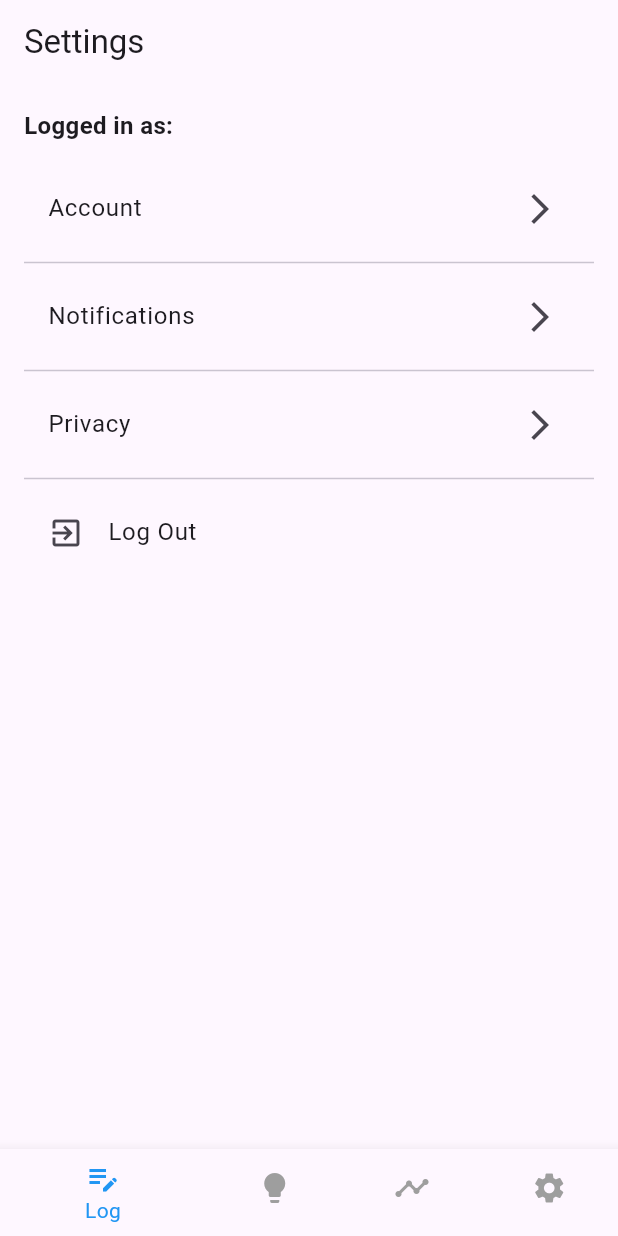
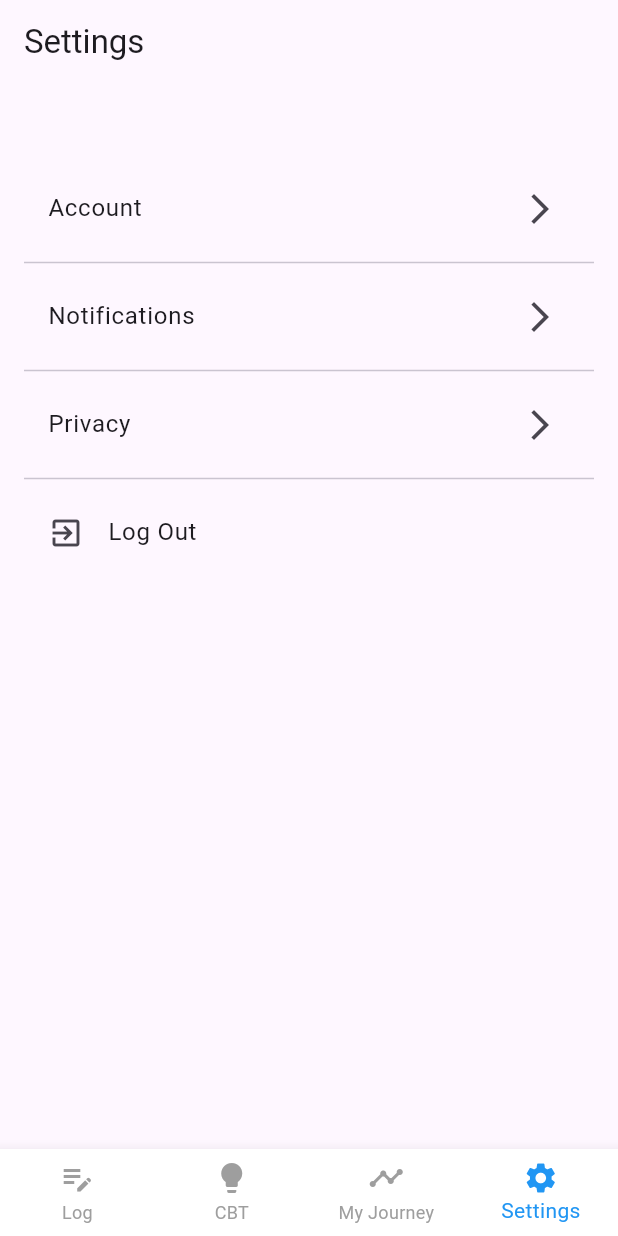
Before and after one commit to WillGasser/FlutterApp, a Flutter app: the screen it shows once a user with an empty profile is signed in, item 4 of the bottom bar chosen, on a phone screen of 412 x 824 dp. Run offline on Flutter 3.47's test engine with Material 3 defaults, Android fonts, the phone set to English and light mode, and no system bars; our stand-ins replace cloud_firestore, firebase_auth, firebase_core; accounts and stored records are empty.

```diff
--- a/health_app/lib/home_page.dart
+++ b/health_app/lib/home_page.dart
@@ -29,9 +29,11 @@ class _HomePageState extends State<HomePage> {
   // Display the page corresponding to the selected tab
   body: _pages[_currentIndex],
   bottomNavigationBar: BottomNavigationBar(
+    type: BottomNavigationBarType.fixed, // Ensures consistent coloring
     selectedItemColor: Colors.blue, // Color when tab is selected
     unselectedItemColor: Colors.grey, // Color when tab is not selected
-        backgroundColor: Colors.white,
+    backgroundColor: Colors.white, // Ensures the background remains white
+    currentIndex: _currentIndex, // Ensures proper highlighting
     items: const [
       BottomNavigationBarItem(
         icon: Icon(Icons.edit_note),
@@ -57,5 +59,6 @@ class _HomePageState extends State<HomePage> {
     },
   ),
 );
+
   }
 }
--- a/health_app/lib/main.dart
+++ b/health_app/lib/main.dart
@@ -1,7 +1,6 @@
 import 'package:firebase_core/firebase_core.dart';
 import 'package:flutter/material.dart';
 import 'package:firebase_auth/firebase_auth.dart';
-import 'package:health_app/services/auth.dart';
 import './firebase_options.dart';
 import './screens/login_screen.dart';
 import './home_page.dart'; // Updated import to our new home page
--- a/health_app/lib/screens/settings_screen.dart
+++ b/health_app/lib/screens/settings_screen.dart
@@ -41,7 +41,7 @@ class SettingsScreen extends StatelessWidget {
               Padding(
                 padding: const EdgeInsets.only(bottom: 16),
                 child: Text(
-                  "Logged in as: ${user!.email}",
+                  "${user.email}",
                   style: const TextStyle(fontSize: 16, fontWeight: FontWeight.bold),
                 ),
               ),
@@ -49,35 +49,23 @@ class SettingsScreen extends StatelessWidget {
             // Guest View: Show account options instead of settings
             if (isGuest) ...[
               const Text(
-                "You're using a guest account. Create an account to save your progress.",
+                "You're using a guest account.",
                 style: TextStyle(fontSize: 16),
                 textAlign: TextAlign.center,
               ),
-              const SizedBox(height: 20),
-              Center(
-                child: ElevatedButton(
-                  onPressed: () {
-                    Navigator.pushReplacement(
-                      context,
-                      MaterialPageRoute(builder: (context) => const LoginScreen()),
-                    );
-                  },
-                  child: const Text("Create Account"),
-                ),
-              ),
-              const SizedBox(height: 10),
-              Center(
-                  child: ElevatedButton(
-                    onPressed: () {
-                      Navigator.pushReplacement(
-                        context,
-                        MaterialPageRoute(builder: (context) => const LoginScreen()),
-                      );
-                    },
-                    child: const Text("Return to Login"),
-                  ),
-                ),
 
+              const SizedBox(height: 30),
+               Expanded(
+                 child: ListView(
+                  children:
+              [ListTile(
+                      leading: const Icon(Icons.exit_to_app),
+                      title: const Text('Return'),
+                      onTap: () => _handleLogout(context),
+                    ),
+            ],
+            ),
+            )
             ]
             // Logged-In View: Show standard settings
             else
```
Lines whose indentation alone changed are shown as unchanged.
